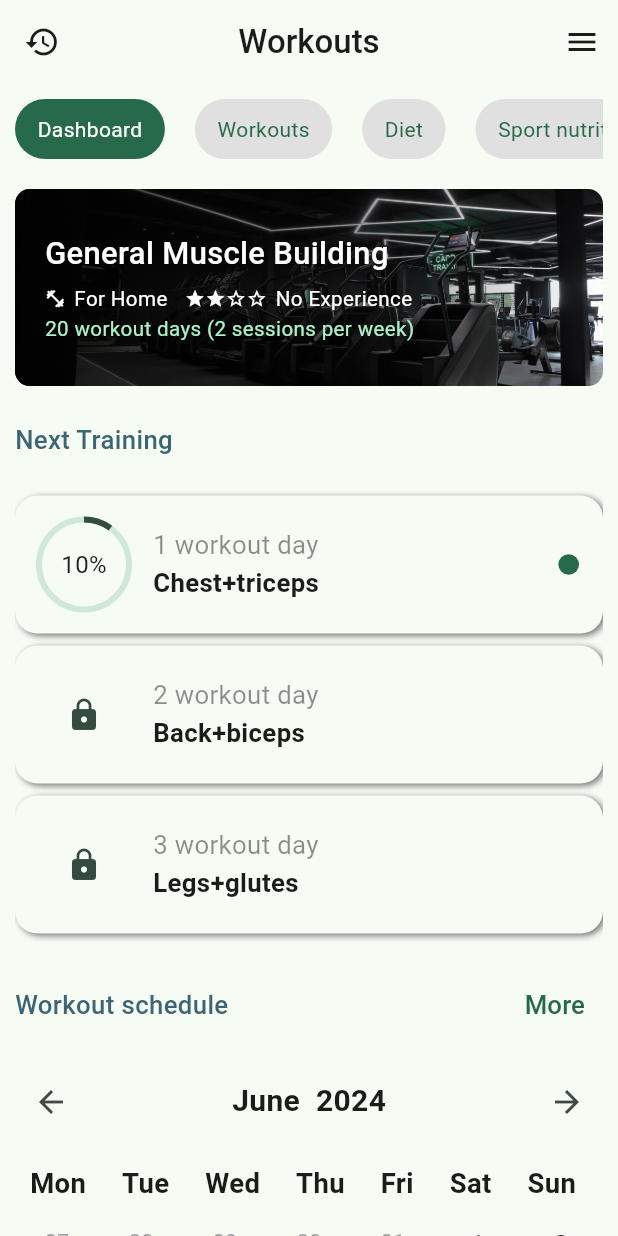
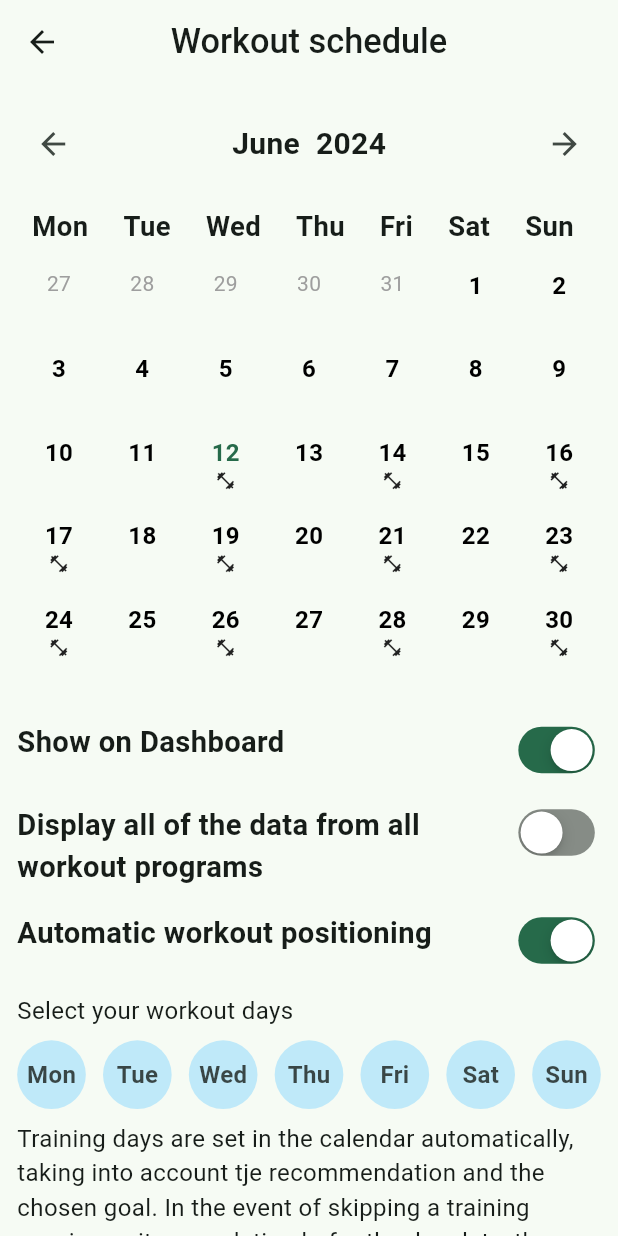
Before and after one commit to zaihcodes/fitness_app_ui, a Flutter app: the WorkoutScreen screen opened directly with sample values from the repository, after a tap on "More", on a phone screen of 412 x 824 dp. Run offline on Flutter 3.47's test engine with Material 3 defaults, Android fonts, the light colour scheme and no system bars; our stand-ins replace flutter_screenutil.

Commit message:
created the workout schedule screen

```diff
--- a/lib/core/utils/widgets/custom_calender.dart
+++ b/lib/core/utils/widgets/custom_calender.dart
@@ -3,8 +3,8 @@ import 'package:flutter_screenutil/flutter_screenutil.dart';
 import 'package:intl/intl.dart';
 
 class CustomCalender extends StatefulWidget {
-  const CustomCalender({super.key});
-
+  const CustomCalender({this.trainingDays = const [1, 3, 5], super.key});
+  final List<int> trainingDays; // Default training days (Mon, Wed, Fri)
   @override
   State<CustomCalender> createState() => _CustomCalenderState();
 }
@@ -16,7 +16,6 @@ class _CustomCalenderState extends State<CustomCalender> {
 
   DateTime _currentMonth = DateTime.now();
   bool selectedcurrentyear = false;
-  List<int> _trainingDays = [1, 3, 5]; // Default training days (Mon, Wed, Fri)
   @override
   void initState() {
     super.initState();
@@ -190,7 +189,7 @@ class _CustomCalenderState extends State<CustomCalender> {
                           : Colors.black),
                 ),
                 date.isAfter(DateTime.now().add(const Duration(days: -1))) &&
-                        _trainingDays.contains(weekDay)
+                        widget.trainingDays.contains(weekDay)
                     ? Expanded(
                         flex: 0,
                         child: SizedBox(
--- /dev/null
+++ b/lib/features/workout/workout_schedule_screen.dart
@@ -0,0 +1,214 @@
+import 'package:fitnees_app_ui/core/constants/app_spacing.dart';
+import 'package:fitnees_app_ui/core/utils/widgets/custom_app_bar.dart';
+import 'package:fitnees_app_ui/core/utils/widgets/custom_calender.dart';
+import 'package:flutter/cupertino.dart';
+import 'package:flutter/material.dart';
+import 'package:flutter_screenutil/flutter_screenutil.dart';
+
+class WorkoutScheduleScreen extends StatefulWidget {
+  const WorkoutScheduleScreen({super.key});
+
+  @override
+  State<WorkoutScheduleScreen> createState() => _WorkoutScheduleScreenState();
+}
+
+class _WorkoutScheduleScreenState extends State<WorkoutScheduleScreen> {
+  bool showOnDashboard = true;
+  bool displayAllProgramData = false;
+  bool autoWorkoutPosition = true;
+  List<int> trainingDays = [1, 3, 5, 7];
+  final String day = 'Mon';
+  final List<String> weekDays = [
+    'Mon',
+    'Tue',
+    'Wed',
+    'Thu',
+    'Fri',
+    'Sat',
+    'Sun',
+  ];
+  @override
+  Widget build(BuildContext context) {
+    final theme = Theme.of(context);
+    return Scaffold(
+      backgroundColor: theme.colorScheme.surface,
+      appBar: CustomAppBar(title: 'Workout schedule', theme: theme),
+      body: Padding(
+        padding: EdgeInsets.symmetric(horizontal: 10.w),
+        child: SingleChildScrollView(
+          child: Column(
+            crossAxisAlignment: CrossAxisAlignment.start,
+            children: [
+              SizedBox(
+                height: AppSpacing.small,
+              ),
+              CustomCalender(
+                trainingDays: trainingDays,
+              ),
+              SizedBox(
+                height: AppSpacing.medium,
+              ),
+              buildTitleWithSwitch(
+                  theme: theme,
+                  title: 'Show on Dashboard',
+                  switchValue: showOnDashboard,
+                  onChanged: (value) {
+                    setState(() {
+                      showOnDashboard = value;
+                    });
+                  }),
+              SizedBox(
+                height: AppSpacing.medium,
+              ),
+              buildTitleWithSwitch(
+                  theme: theme,
+                  title: 'Display all of the data from all workout programs',
+                  switchValue: displayAllProgramData,
+                  onChanged: (value) {
+                    setState(() {
+                      displayAllProgramData = value;
+                    });
+                  }),
+              SizedBox(
+                height: AppSpacing.medium,
+              ),
+              buildTitleWithSwitch(
+                  theme: theme,
+                  title: 'Automatic workout positioning',
+                  switchValue: autoWorkoutPosition,
+                  onChanged: (value) {
+                    setState(() {
+                      autoWorkoutPosition = value;
+                      if (!value) {
+                        trainingDays = [1, 3, 5, 7];
+                      }
+                    });
+                  }),
+              SizedBox(
+                height: AppSpacing.medium,
+              ),
+              Text(
+                'Select your workout days',
+                style: TextStyle(
+                  fontSize: 14.sp,
+                  color: autoWorkoutPosition
+                      ? theme.colorScheme.onSurface
+                      : theme.colorScheme.primary,
+                ),
+              ),
+              SizedBox(
+                height: AppSpacing.small,
+              ),
+              Row(
+                mainAxisAlignment: MainAxisAlignment.spaceBetween,
+                children: List.generate(weekDays.length, (index) {
+                  final day = weekDays[index];
+                  final dayIndex = index + 1;
+                  return buildWorkDaySelect(
+                      theme: theme,
+                      day: day,
+                      dayIndex: dayIndex,
+                      onTap: () {
+                        setState(() {
+                          if (trainingDays.contains(dayIndex)) {
+                            trainingDays.remove(dayIndex);
+                            if (trainingDays.isEmpty) {
+                              trainingDays = [1, 3, 5, 7];
+                            }
+                          } else {
+                            trainingDays.add(dayIndex);
+                          }
+                        });
+                      });
+                }),
+              ),
+              SizedBox(
+                height: AppSpacing.small,
+              ),
+              autoWorkoutPosition
+                  ? Text(
+                      'Training days are set in the calendar automatically, taking into account tje recommendation and the chosen goal. In the event of skipping a training session or its completion befor the due date, the schedule is recalculated automatically',
+                      style: TextStyle(fontSize: 14.sp),
+                    )
+                  : Text(
+                      'The highlighted days will be displayed in the calendar',
+                      style: TextStyle(fontSize: 14.sp),
+                    ),
+              SizedBox(
+                height: AppSpacing.small,
+              ),
+            ],
+          ),
+        ),
+      ),
+    );
+  }
+
+  GestureDetector buildWorkDaySelect({
+    required ThemeData theme,
+    required String day,
+    required int dayIndex,
+    required void Function()? onTap,
+  }) {
+    return GestureDetector(
+      onTap: onTap,
+      child: Container(
+        width: 40.w,
+        height: 40.w,
+        decoration: BoxDecoration(
+          color: trainingDays.contains(dayIndex) && !autoWorkoutPosition
+              ? theme.colorScheme.primary
+              : theme.colorScheme.tertiaryContainer,
+          borderRadius: BorderRadius.circular(50),
+          boxShadow: autoWorkoutPosition
+              ? []
+              : [
+                  BoxShadow(
+                    color: theme.colorScheme.shadow.withOpacity(0.3),
+                    spreadRadius: 1,
+                    blurRadius: 5,
+                    offset: Offset(1, 3),
+                  )
+                ],
+        ),
+        child: Center(
+          child: Text(
+            day,
+            style: TextStyle(
+              fontSize: 14.sp,
+              fontWeight: FontWeight.bold,
+              color: theme.colorScheme.onSurface.withOpacity(0.8),
+            ),
+          ),
+        ),
+      ),
+    );
+  }
+
+  Row buildTitleWithSwitch(
+      {required ThemeData theme,
+      required String title,
+      required bool switchValue,
+      required void Function(bool)? onChanged}) {
+    return Row(
+      mainAxisAlignment: MainAxisAlignment.spaceBetween,
+      crossAxisAlignment: CrossAxisAlignment.start,
+      children: [
+        Expanded(
+          child: Text(
+            title,
+            style: TextStyle(fontSize: 17.sp, fontWeight: FontWeight.bold),
+          ),
+        ),
+        CupertinoSwitch(
+          value: switchValue,
+          activeColor: theme.colorScheme.primary,
+          trackColor: theme.colorScheme.onSurface.withOpacity(0.5),
+          // thumbColor: Colors.greenAccent,
+
+          onChanged: onChanged,
+        )
+      ],
+    );
+  }
+}
--- a/lib/features/workout/workout_screen.dart
+++ b/lib/features/workout/workout_screen.dart
@@ -6,6 +6,7 @@ import 'package:fitnees_app_ui/core/utils/widgets/difficulty_card_one.dart';
 import 'package:fitnees_app_ui/features/workout/widgets/w_custom_appbar.dart';
 import 'package:fitnees_app_ui/features/workout/widgets/workout_card.dart';
 import 'package:fitnees_app_ui/features/workout/widgets/workout_menu.dart';
+import 'package:fitnees_app_ui/features/workout/workout_schedule_screen.dart';
 import 'package:flutter/material.dart';
 
 import '../../core/data/workout_data.dart';
@@ -58,7 +59,13 @@ class WorkoutScreen extends StatelessWidget {
               CustomSectionTitle(
                 title: 'Workout schedule',
                 hasSeeMore: true,
-                onPressed: () {},
+                onPressed: () {
+                  Navigator.push(
+                    context,
+                    MaterialPageRoute(
+                        builder: (context) => WorkoutScheduleScreen()),
+                  );
+                },
               ),
               SizedBox(
                 height: AppSpacing.small,
```
